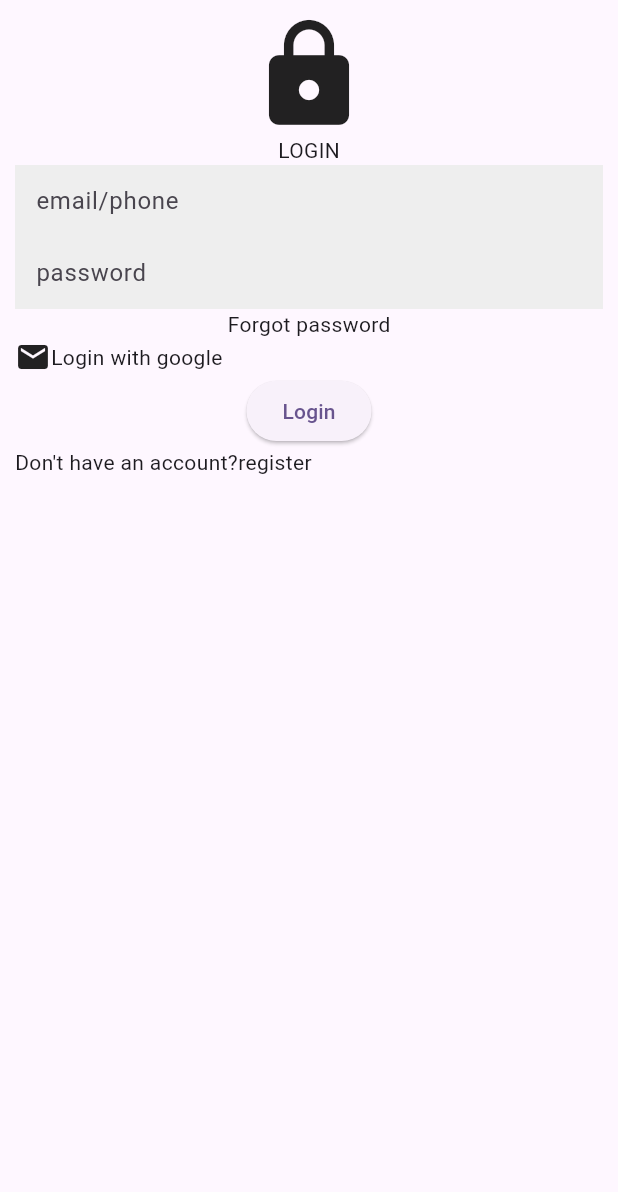
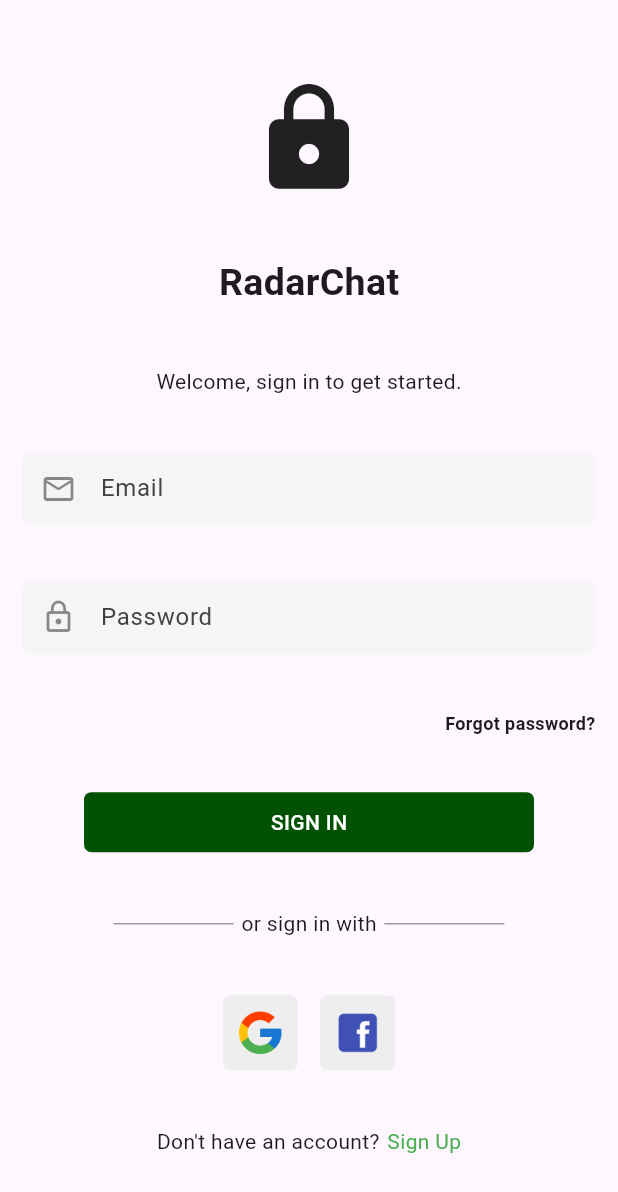
Before and after one commit to aaronmuli/radar_chat, a Flutter app: the screen it shows after launch, on a phone screen of 412 x 824 dp. Shown: the top 1192 px of the screen. Run offline on Flutter 3.47's test engine with Material 3 defaults, Android fonts, the phone set to English and light mode, and no system bars; Roboto replaces fonts that are missing (jost).

Commit message:
added login page

```diff
--- a/lib/main.dart
+++ b/lib/main.dart
@@ -18,6 +18,7 @@ class MyApp extends StatelessWidget {
       theme: ThemeData(
         colorScheme: ColorScheme.fromSeed(seedColor: Colors.deepPurple),
         useMaterial3: true,
+        fontFamily: "jost",
       ),
       home: Login(),
     );
--- a/lib/pages/login.dart
+++ b/lib/pages/login.dart
@@ -1,4 +1,6 @@
+import 'package:flutter/cupertino.dart';
 import 'package:flutter/material.dart';
+import 'package:flutter/widgets.dart';
 
 class Login extends StatefulWidget {
   const Login({super.key});
@@ -7,62 +9,213 @@ class Login extends StatefulWidget {
   State<Login> createState() => _LoginState();
 }
 
+
+
 class _LoginState extends State<Login> {
+
+  double spacing = 10.0;
+  Color errorInputColor = const Color.fromARGB(255, 133, 50, 44);
+  Color errorInputTextColor = const Color.fromARGB(255, 207, 15, 1);
+
+  Color inputColor = Colors.grey.shade100;
+  Color inputTextColor = Colors.black;
+
+  TextEditingController emailController = TextEditingController();
+  TextEditingController passwordController = TextEditingController();
+
+
+
   @override
   Widget build(BuildContext context) {
     return Scaffold(
       body: Padding(
-        padding: const EdgeInsets.all(10.0),
+        padding: const EdgeInsets.all(15.0),
         child: Column(
+          crossAxisAlignment: CrossAxisAlignment.center,
+          mainAxisAlignment: MainAxisAlignment.spaceEvenly,
           children: [
             // lock icon
-            Icon(Icons.lock, size: 80,),
-            Text("LOGIN"),
+            const Icon(Icons.lock, size: 80,),
+            const Text(
+              "RadarChat",
+              style: TextStyle(
+                fontSize: 25,
+                fontWeight: FontWeight.bold
+              ),
+            ),
+            const Text("Welcome, sign in to get started."),
             //email/phone input field
             TextFormField(
+              autocorrect: false,
+              controller: emailController,
+              cursorErrorColor: errorInputColor,
+              cursorColor: Colors.grey,
               decoration: InputDecoration(
-                labelText: "email/phone",
+                prefixIcon: const Icon(Icons.mail_outline, color: Colors.black45,),
+                errorStyle: TextStyle(
+                  color: errorInputTextColor,
+                  backgroundColor: errorInputColor,
+                ),
+                labelStyle: TextStyle(
+                  color: Colors.grey[800],
+                ),
+                labelText: "Email",
                 filled: true,
-                fillColor: Colors.grey[200],
-                contentPadding: EdgeInsets.symmetric(vertical: 3, horizontal: 10),
-                enabledBorder: InputBorder.none,
-                focusedBorder: InputBorder.none,
-                errorBorder: InputBorder.none,
+                fillColor: inputColor,
+                contentPadding: const EdgeInsets.symmetric(vertical: 3, horizontal: 10),
+                enabledBorder: OutlineInputBorder(
+                  borderRadius: BorderRadius.circular(5),
+                  borderSide: BorderSide.none
+                ),
+                focusedBorder: OutlineInputBorder(
+                  borderRadius: BorderRadius.circular(5),
+                  borderSide: const BorderSide(
+                    color: Colors.grey,
+                    width: 0.5
+                  ),
+                ),
+                errorBorder: OutlineInputBorder(
+                  borderRadius: BorderRadius.circular(5),
+                  borderSide: const BorderSide(
+                      color: Color.fromARGB(255, 255, 1, 1)
+                  )
+                ),
               ),
             ),
             //password input field
             TextFormField(
+              obscureText: true,
+              autocorrect: false,
+              controller: passwordController,
+              cursorErrorColor: errorInputColor,
+              cursorColor: Colors.grey,
               decoration: InputDecoration(
-                labelText: "password",
+                prefixIcon: const Icon(Icons.lock_outline, color: Colors.black45,),
+                errorStyle: TextStyle(
+                  color: errorInputTextColor,
+                  backgroundColor: errorInputColor,
+                ),
+                labelStyle: TextStyle(
+                  color: Colors.grey[800],
+                ),
+                labelText: "Password",
                 filled: true,
-                fillColor: Colors.grey[200],
-                contentPadding: EdgeInsets.symmetric(vertical: 3, horizontal: 10),
-                enabledBorder: InputBorder.none,
-                focusedBorder: InputBorder.none,
-                errorBorder: InputBorder.none,
+                fillColor: inputColor,
+                contentPadding: const EdgeInsets.symmetric(vertical: 3, horizontal: 10),
+                enabledBorder: OutlineInputBorder(
+                  borderRadius: BorderRadius.circular(5),
+                  borderSide: BorderSide.none
+                ),
+                focusedBorder: OutlineInputBorder(
+                  borderRadius: BorderRadius.circular(5),
+                  borderSide: const BorderSide(
+                    color: Colors.grey,
+                    width: 0.5
+                  ),
+                ),
+                errorBorder: OutlineInputBorder(
+                  borderRadius: BorderRadius.circular(5),
+                  borderSide: const BorderSide(
+                      color: Color.fromARGB(255, 255, 1, 1)
+                  )
+                ),
               ),
             ),
             //forgot password
-            Container(
-              child: Text("Forgot password"),
-            ),
-            //login with google
-            Container(
-              child: Row(
-                children: [
-                  Icon(Icons.mail),
-                  Text("Login with google"),
-                ],
+            GestureDetector(
+              onTap: (){},
+              child: Container(
+                alignment: AlignmentDirectional.centerEnd,
+                child: const Text("Forgot password?", style: TextStyle(
+                  fontSize: 12,
+                  fontWeight: FontWeight.bold
+                ),),
               ),
             ),
-            //login
-            ElevatedButton(onPressed: (){}, child: Text("Login")),
+
+            GestureDetector(
+              onTap: (){},
+              child: Container(
+                alignment: Alignment.center,
+                width: 300,
+                padding: const EdgeInsets.all(10),
+                decoration: BoxDecoration(
+                  borderRadius: BorderRadius.circular(5),
+                  color: const Color.fromARGB(255, 2, 82, 4)
+                ),
+                child: const Text("SIGN IN", style: TextStyle(
+                  color: Colors.white,
+                  fontWeight: FontWeight.w500
+                ),),
+              ),
+            ),
+
+            Row(
+              mainAxisAlignment: MainAxisAlignment.center,
+              children: [
+                Container(
+                  width: 80,
+                  height: 1,
+                  decoration: BoxDecoration(
+                    color: Colors.black38
+                  ),
+                ),
+                SizedBox(width: 5,),
+                Text("or sign in with"),
+                SizedBox(width: 5,),
+                Container(
+                  width: 80,
+                  height: 1,
+                  decoration: BoxDecoration(
+                    color: Colors.black38
+                  ),
+                ),
+              ],
+            ),
+
+            //login with google
+            Row(
+              mainAxisAlignment: MainAxisAlignment.center,
+              children: [
+                    GestureDetector(
+                    onTap: (){},
+                    child: Container(
+                      padding: const EdgeInsets.all(8),
+                      width: 50,
+                      decoration: BoxDecoration(
+                        color: Colors.grey.shade200,
+                      borderRadius: BorderRadius.circular(5)
+                      ),
+                      alignment: Alignment.center,
+                      child: Image.asset("lib/assets/google.png", scale: 12,),
+                      ),
+                    ),
+                    const SizedBox(width: 15,),
+                    GestureDetector(
+                    onTap: (){},
+                    child: Container(
+                      padding: const EdgeInsets.all(8),
+                      width: 50,
+                      decoration: BoxDecoration(
+                        color: Colors.grey.shade200,
+                      borderRadius: BorderRadius.circular(5)
+                      ),
+                      alignment: Alignment.center,
+                      child: Image.asset("lib/assets/facebook.png", scale: 12,),
+                  ),
+                ),
+              ],
+            ),
+
             //don't have an account register
             Container(
-              child: Row(
+              alignment: Alignment.center,
+              child: const Row(
+                mainAxisAlignment: MainAxisAlignment.center,
                 children: [
                   Text("Don't have an account?"),
-                  Text("register"),
+                  SizedBox(width: 5,),
+                  Text("Sign Up", style: TextStyle(color: Colors.green),),
                 ],
               ),
             )
--- a/pubspec.yaml
+++ b/pubspec.yaml
@@ -59,8 +59,8 @@ flutter:
   uses-material-design: true
 
   # To add assets to your application, add an assets section, like this:
-  # assets:
-  #   - images/a_dot_burr.jpeg
+  assets:
+     - lib/assets/
   #   - images/a_dot_ham.jpeg
 
   # An image asset can refer to one or more resolution-specific "variants", see
```
Also changed, not shown: lib/assets/facebook.png (added), lib/assets/google.png (added).
